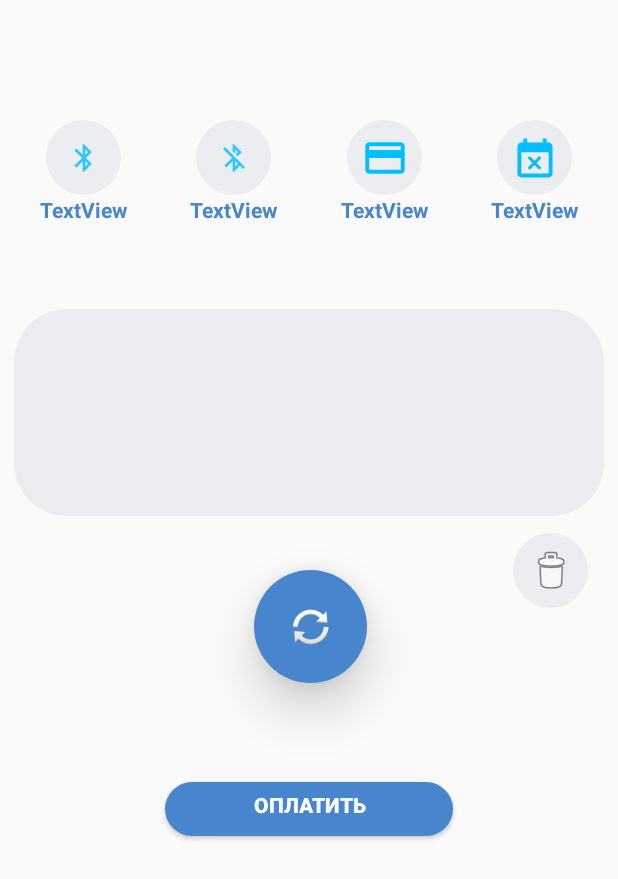
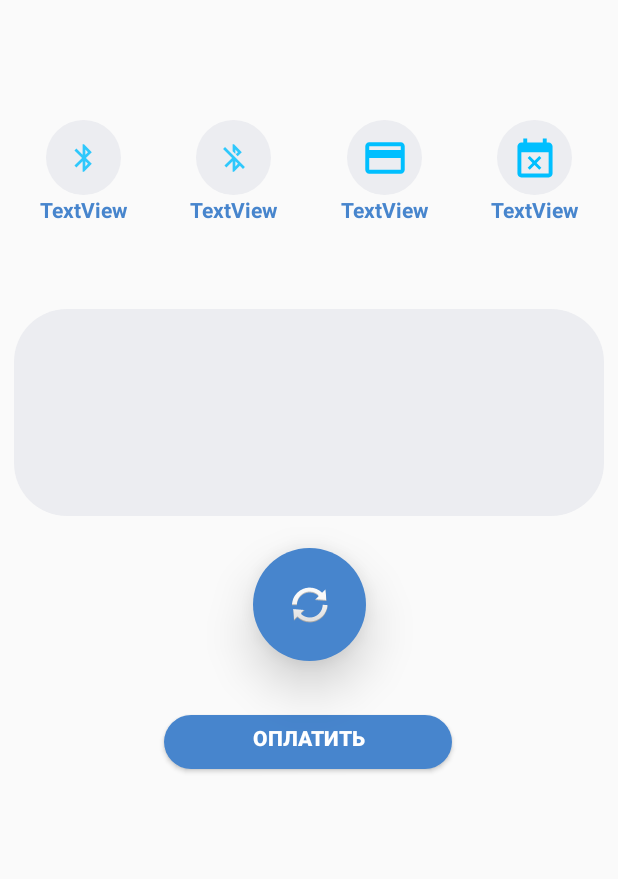
Before and after one commit to VasilievArsen/BluetoothBus, an Android app: the layout activity_main.xml on its own in the app's theme, with its tools: preview values and no code run, on a phone screen of 412 x 824 dp. Shown: the top 879 px of the screen. Run offline under Robolectric (Android 15) with nearby library versions, the phone set to English and light mode, and no system bars.

Commit message:
Hello world!

```diff
--- a/app/src/main/java/com/example/bb/CheckAct.java
+++ b/app/src/main/java/com/example/bb/CheckAct.java
@@ -42,7 +42,7 @@ public class CheckAct extends AppCompatActivity {
 
                             Bitmap bitmap = BitmapFactory.decodeFile(localFile.getAbsolutePath());
                             ImageCheck.setImageBitmap(bitmap);
-                            Toast.makeText(CheckAct.this, "Image downloaded", Toast.LENGTH_LONG).show();
+                            //Toast.makeText(CheckAct.this, "Image downloaded", Toast.LENGTH_LONG).show();
 
 
                         }
--- a/app/src/main/java/com/example/bb/SecondaryActivity.java
+++ b/app/src/main/java/com/example/bb/SecondaryActivity.java
@@ -52,9 +52,9 @@ public class SecondaryActivity extends AppCompatActivity {
         super.onStart();
         ValueEventListener eventListener3 = new ValueEventListener() {
             @Override
-            public void onDataChange(DataSnapshot dataSnapshot) {
+            public void onDataChange(DataSnapshot dataSnapshot2) {
 
-                for (DataSnapshot ds : dataSnapshot.getChildren()) {
+                for (DataSnapshot ds : dataSnapshot2.getChildren()) {
                     Object fbbalance = ds.getValue();
                     mBalanceTV.setText("   " + fbbalance + " " + getString(R.string.Rub) + "   ");
                 }
--- a/app/src/main/res/layout/activity_main.xml
+++ b/app/src/main/res/layout/activity_main.xml
@@ -5,20 +5,6 @@
     android:layout_width="match_parent"
     android:layout_height="match_parent"
     tools:context=".MainActivity">
-
-    <TextView
-        android:id="@+id/id_Status"
-        android:layout_width="match_parent"
-        android:layout_height="wrap_content"
-        android:layout_marginBottom="16dp"
-        android:text=""
-        android:textAlignment="center"
-        android:textColor="#B4B8C6"
-        android:textSize="18sp"
-        app:layout_constraintBottom_toBottomOf="parent"
-        app:layout_constraintEnd_toEndOf="parent"
-        app:layout_constraintHorizontal_bias="0.0"
-        app:layout_constraintStart_toStartOf="parent" />
 
     <TextView
         android:id="@+id/id_Paired"
@@ -43,15 +29,18 @@
         android:id="@+id/id_buttonpay"
         android:layout_width="200dp"
         android:layout_height="wrap_content"
-        android:layout_marginTop="60dp"
+        android:layout_marginTop="30dp"
         android:background="@drawable/okno"
         android:backgroundTint="@color/colortext"
         android:text="Оплатить"
         android:textColor="#FFFFFF"
         android:textStyle="bold"
+        app:layout_constraintBottom_toBottomOf="parent"
         app:layout_constraintEnd_toEndOf="parent"
+        app:layout_constraintHorizontal_bias="0.497"
         app:layout_constraintStart_toStartOf="parent"
-        app:layout_constraintTop_toBottomOf="@+id/id_BtnPaired" />
+        app:layout_constraintTop_toBottomOf="@+id/id_BtnPaired"
+        app:layout_constraintVertical_bias="0.0" />
 
     <ImageButton
         android:id="@+id/id_BtnOn"
@@ -152,33 +141,20 @@
         app:layout_constraintTop_toBottomOf="@+id/id_BtnRoute" />
 
     <ImageButton
-        android:id="@+id/id_buttonclear"
-        android:layout_width="50dp"
-        android:layout_height="50dp"
-        android:layout_marginTop="5dp"
-        android:layout_marginEnd="20dp"
-        android:background="@drawable/oval"
-        app:layout_constraintEnd_toEndOf="parent"
-        app:layout_constraintTop_toBottomOf="@+id/id_Paired"
-        app:srcCompat="@android:drawable/ic_menu_delete" />
-
-    <ImageButton
         android:id="@+id/id_BtnPaired"
         android:layout_width="75dp"
         android:layout_height="75dp"
-        android:layout_marginStart="181dp"
-        android:layout_marginTop="30dp"
+        android:layout_marginStart="180dp"
+        android:layout_marginTop="15dp"
         android:layout_marginEnd="180dp"
-        android:layout_marginBottom="22dp"
         android:background="@drawable/oval"
         android:backgroundTint="@color/colortext"
-        app:layout_constraintBottom_toTopOf="@+id/id_buttonpay"
+        android:elevation="10dp"
+        android:stateListAnimator="@null"
+        android:translationZ="10dp"
         app:layout_constraintEnd_toEndOf="parent"
         app:layout_constraintStart_toStartOf="parent"
         app:layout_constraintTop_toBottomOf="@+id/id_Paired"
-        app:srcCompat="@android:drawable/ic_popup_sync"
-        android:elevation="10dp"
-        android:stateListAnimator="@null"
-        android:translationZ="10dp"/>/>
+        app:srcCompat="@android:drawable/ic_popup_sync" />/>
 
 </androidx.constraintlayout.widget.ConstraintLayout>
```
Also changed, not shown: app/src/main/java/com/example/bb/MainActivity.java (+49 -55 lines), app/src/main/res/layout/activity_second.xml (+5 -3 lines).
